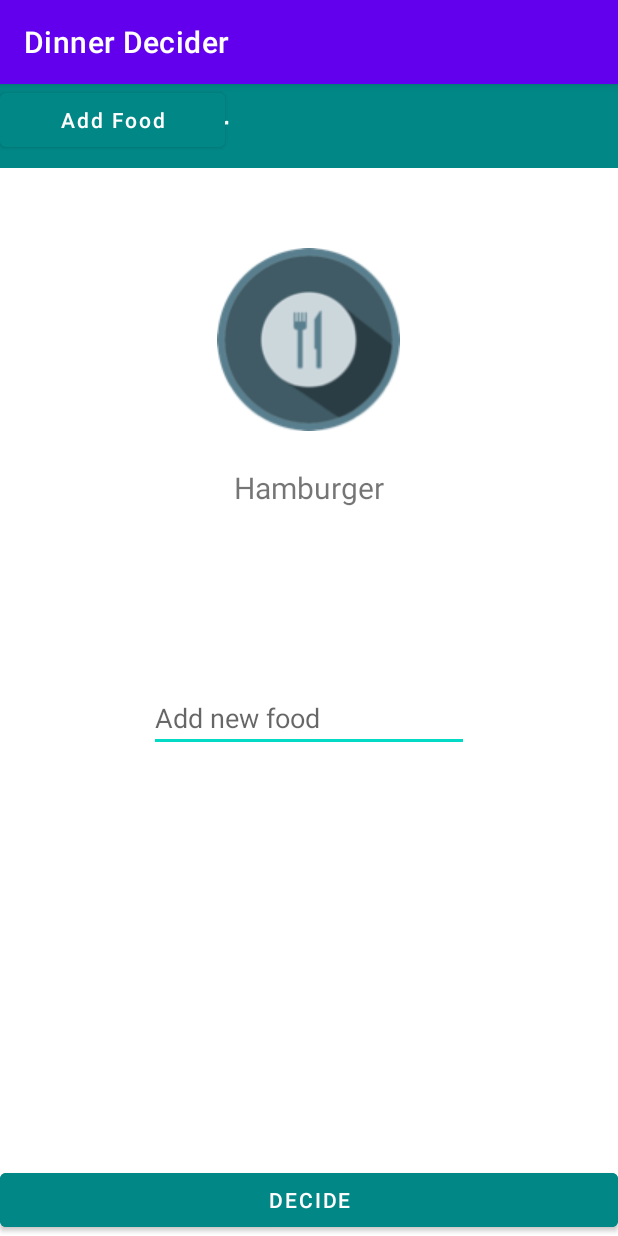
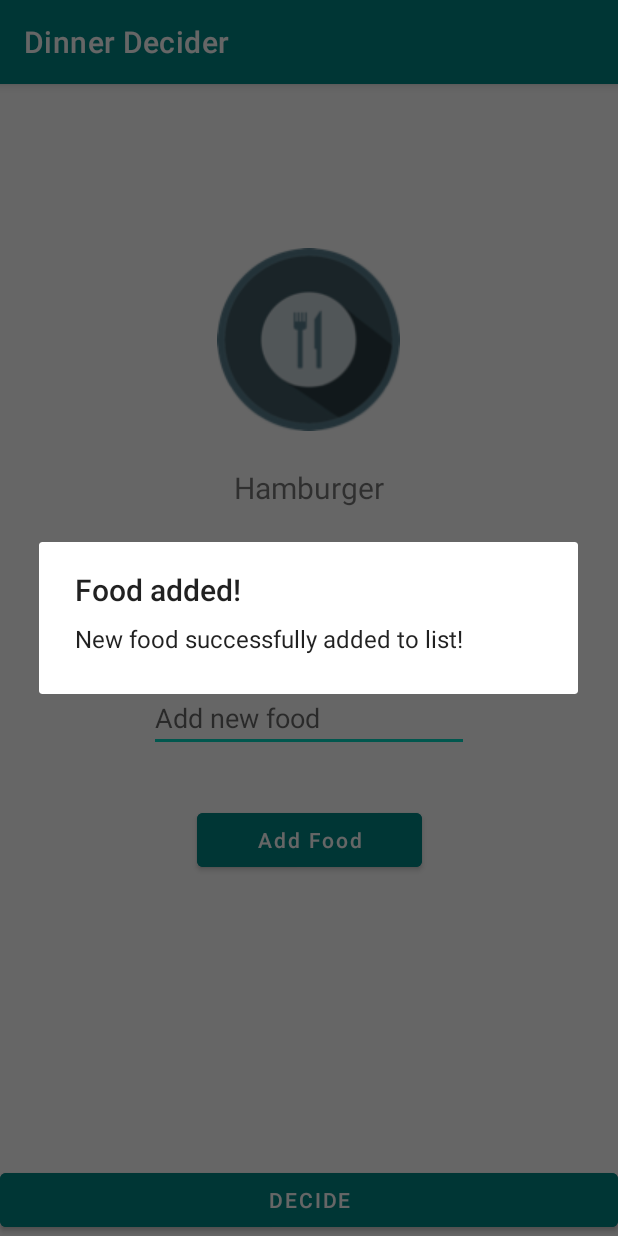
Before and after one commit to shristigautam/DinnerDecider, an Android app: the screen it shows after launch (MainActivity), after a tap on "Add Food", on a phone screen of 412 x 824 dp. Run offline under Robolectric (Android 15) with nearby library versions, the phone set to English and light mode, and no system bars.

```diff
--- a/app/src/main/java/com/shristi/dinnerdecider/MainActivity.kt
+++ b/app/src/main/java/com/shristi/dinnerdecider/MainActivity.kt
@@ -7,18 +7,22 @@ import android.widget.Button
 import android.widget.EditText
 import android.widget.ImageView
 import android.widget.TextView
+import androidx.appcompat.app.AlertDialog
 import kotlinx.android.synthetic.main.activity_main.*
 import kotlin.collections.random as random
 
 class MainActivity : AppCompatActivity() {
-    var foodList: ArrayList<String> = arrayListOf<String>("Hamburger", "Pizza", "Mexican", "American", "Chinese")
+    var foodList: ArrayList<String> =
+        arrayListOf<String>("Hamburger", "Pizza", "Mexican", "American", "Chinese")
+
     override fun onCreate(savedInstanceState: Bundle?) {
         super.onCreate(savedInstanceState)
         //video note: interaction between the activity and layout
         setContentView(R.layout.activity_main)
 
-        addFood.setOnClickListener{
+        addFood.setOnClickListener {
             foodList.add(editTextFoodName.text.toString())
+            showAlert()
             editTextFoodName.setText("")
         }
     }
@@ -28,4 +32,16 @@ class MainActivity : AppCompatActivity() {
         editTextFoodName.setText(foodList.random())
     }
 
+    fun showAlert() {
+        val dialogBuilder = AlertDialog.Builder(this)
+        // set message of alert dialog
+        dialogBuilder.setMessage("New food successfully added to list!").setCancelable(true)
+        // create dialog box
+        val alert = dialogBuilder.create()
+        // set title for alert dialog box
+        alert.setTitle("Food added!")
+        // show alert dialog
+        alert.show()
+    }
+
 }
--- a/app/src/main/res/layout/activity_main.xml
+++ b/app/src/main/res/layout/activity_main.xml
@@ -5,18 +5,6 @@
     android:layout_width="match_parent"
     android:layout_height="match_parent"
     tools:context=".MainActivity">
-
-    <androidx.appcompat.widget.Toolbar
-        android:id="@+id/toolbar"
-        android:layout_width="match_parent"
-        android:layout_height="wrap_content"
-        android:background="@color/teal_700"
-        android:minHeight="?attr/actionBarSize"
-        android:theme="?attr/actionBarTheme"
-        app:layout_constraintEnd_toEndOf="parent"
-        app:layout_constraintStart_toStartOf="parent"
-        app:layout_constraintTop_toTopOf="parent"
-        app:title="Dinner Decider" />
 
     <ImageView
         android:id="@+id/imageView"
@@ -61,11 +49,16 @@
         android:id="@+id/addFood"
         android:layout_width="150dp"
         android:layout_height="0dp"
+        android:layout_marginStart="130dp"
+        android:layout_marginTop="480dp"
+        android:layout_marginEnd="130dp"
         android:backgroundTint="@color/teal_700"
         android:text="Add Food"
         android:textAllCaps="false"
-        tools:layout_editor_absoluteX="146dp"
-        tools:layout_editor_absoluteY="480dp"
+        app:layout_constraintEnd_toEndOf="parent"
+        app:layout_constraintHorizontal_bias="0.5"
+        app:layout_constraintStart_toStartOf="parent"
+        app:layout_constraintTop_toTopOf="parent"
         tools:ignore="MissingConstraints" />
 
     <Button
@@ -73,8 +66,8 @@
         android:layout_width="match_parent"
         android:layout_height="wrap_content"
         android:backgroundTint="@color/teal_700"
+        android:onClick="decide"
         android:text="Decide"
-        android:onClick="decide"
         app:layout_constraintBottom_toBottomOf="parent"
         app:layout_constraintEnd_toEndOf="parent" />
 
--- a/app/src/main/res/values-night/themes.xml
+++ b/app/src/main/res/values-night/themes.xml
@@ -2,8 +2,8 @@
     <!-- Base application theme. -->
     <style name="Theme.DinnerDecider" parent="Theme.MaterialComponents.DayNight.DarkActionBar">
         <!-- Primary brand color. -->
-        <item name="colorPrimary">@color/purple_200</item>
-        <item name="colorPrimaryVariant">@color/purple_700</item>
+        <item name="colorPrimary">@color/teal_200</item>
+        <item name="colorPrimaryVariant">@color/teal_700</item>
         <item name="colorOnPrimary">@color/black</item>
         <!-- Secondary brand color. -->
         <item name="colorSecondary">@color/teal_200</item>
--- a/app/src/main/res/values/themes.xml
+++ b/app/src/main/res/values/themes.xml
@@ -2,8 +2,8 @@
     <!-- Base application theme. -->
     <style name="Theme.DinnerDecider" parent="Theme.MaterialComponents.DayNight.DarkActionBar">
         <!-- Primary brand color. -->
-        <item name="colorPrimary">@color/purple_500</item>
-        <item name="colorPrimaryVariant">@color/purple_700</item>
+        <item name="colorPrimary">@color/teal_700</item>
+        <item name="colorPrimaryVariant">@color/teal_700</item>
         <item name="colorOnPrimary">@color/white</item>
         <!-- Secondary brand color. -->
         <item name="colorSecondary">@color/teal_200</item>
```
